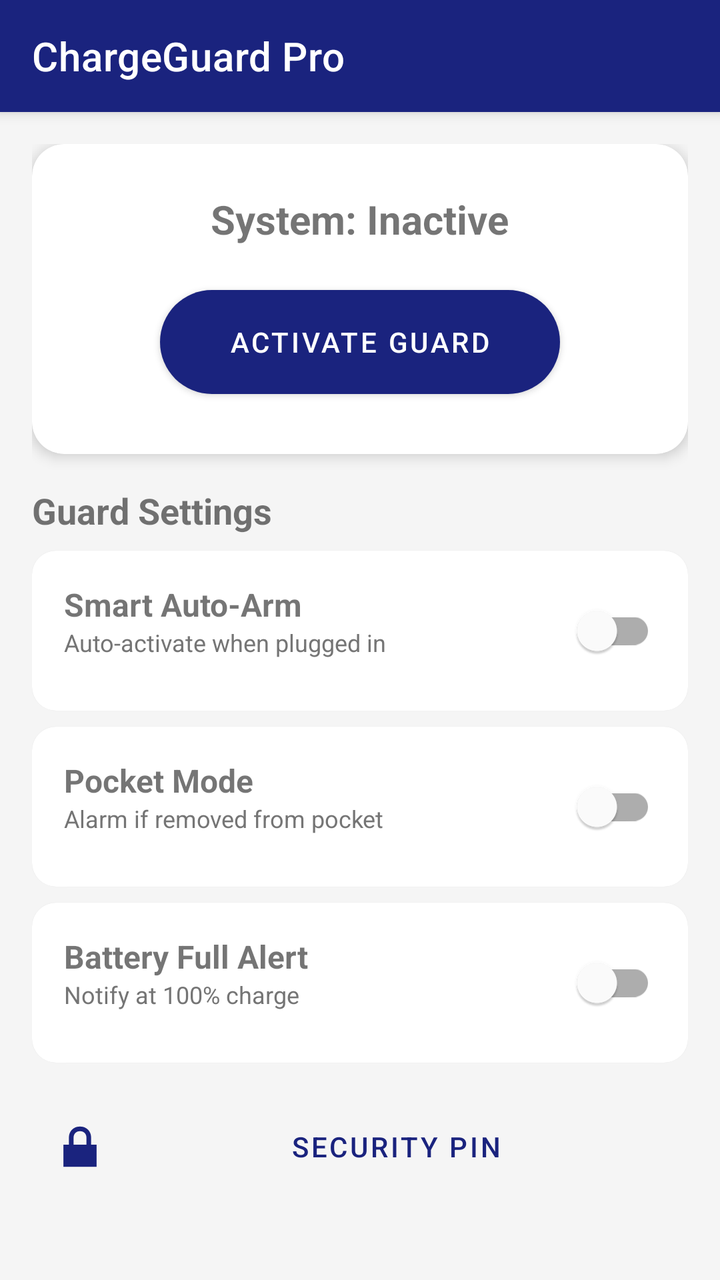
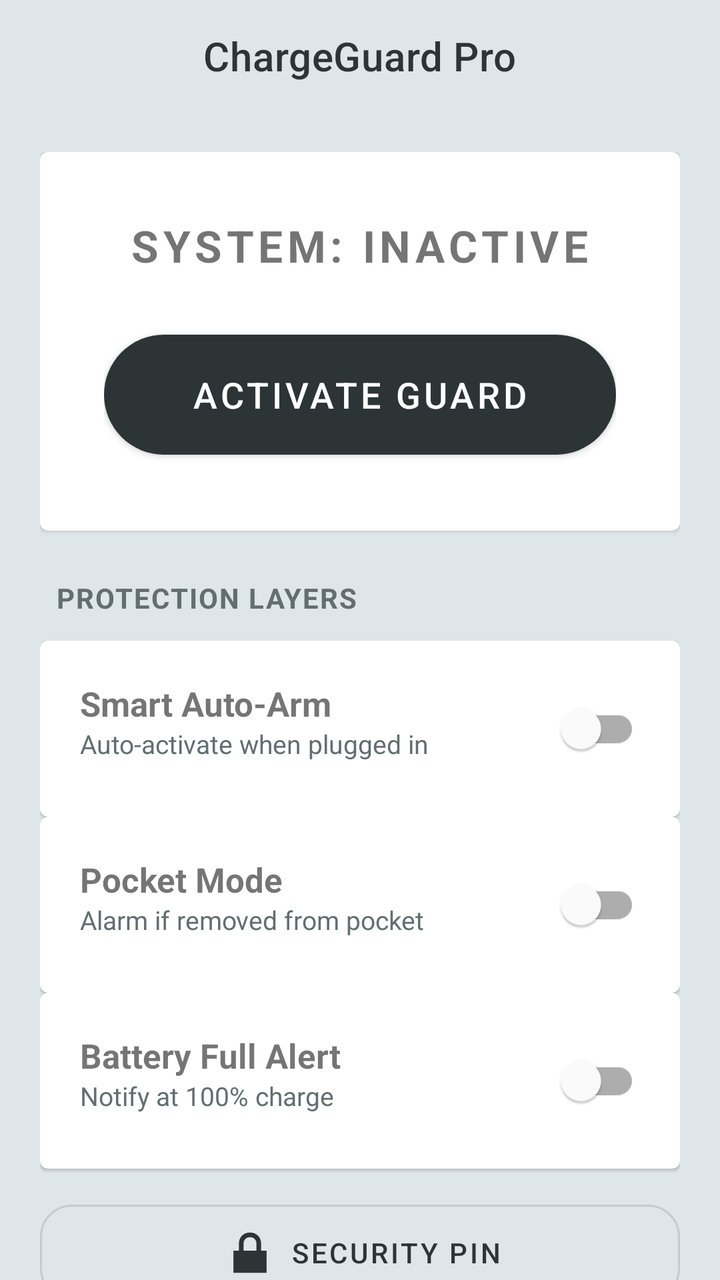

Compare the two renders of this Android layout. The source of the first and the diff that turns it into the second are given below.
<!-- AndroidManifest.xml: application theme Theme.ChargeGuard -->
<!-- res/layout/activity_main.xml -->
<?xml version="1.0" encoding="utf-8"?>
<androidx.coordinatorlayout.widget.CoordinatorLayout xmlns:android="http://schemas.android.com/apk/res/android"
    xmlns:app="http://schemas.android.com/apk/res-auto"
    xmlns:tools="http://schemas.android.com/tools"
    android:layout_width="match_parent"
    android:layout_height="match_parent"
    tools:context=".MainActivity">

    <com.google.android.material.appbar.AppBarLayout
        android:layout_width="match_parent"
        android:layout_height="wrap_content">

        <com.google.android.material.appbar.MaterialToolbar
            android:id="@+id/toolbar"
            android:layout_width="match_parent"
            android:layout_height="?attr/actionBarSize"
            android:background="?attr/colorPrimary"
            app:title="@string/app_name"
            app:titleTextColor="@color/white" />
    </com.google.android.material.appbar.AppBarLayout>

    <androidx.core.widget.NestedScrollView
        android:layout_width="match_parent"
        android:layout_height="match_parent"
        app:layout_behavior="@string/appbar_scrolling_view_behavior">

        <LinearLayout
            android:layout_width="match_parent"
            android:layout_height="wrap_content"
            android:orientation="vertical"
            android:padding="16dp">

            
            <com.google.android.material.card.MaterialCardView
                android:layout_width="match_parent"
                android:layout_height="wrap_content"
                android:layout_marginBottom="16dp"
                app:cardCornerRadius="16dp"
                app:cardElevation="4dp">

                <LinearLayout
                    android:layout_width="match_parent"
                    android:layout_height="wrap_content"
                    android:gravity="center"
                    android:orientation="vertical"
                    android:padding="24dp">

                    <TextView
                        android:id="@+id/tvStatus"
                        android:layout_width="wrap_content"
                        android:layout_height="wrap_content"
                        android:text="@string/status_off"
                        android:textSize="20sp"
                        android:textStyle="bold" />

                    <com.google.android.material.button.MaterialButton
                        android:id="@+id/btnToggle"
                        android:layout_width="200dp"
                        android:layout_height="64dp"
                        android:layout_marginTop="16dp"
                        android:text="@string/turn_on"
                        app:cornerRadius="32dp" />
                </LinearLayout>
            </com.google.android.material.card.MaterialCardView>

            <TextView
                android:layout_width="wrap_content"
                android:layout_height="wrap_content"
                android:layout_marginBottom="8dp"
                android:text="@string/settings_title"
                android:textSize="18sp"
                android:textStyle="bold" />

            
            <com.google.android.material.card.MaterialCardView
                android:layout_width="match_parent"
                android:layout_height="wrap_content"
                android:layout_marginBottom="8dp"
                app:cardCornerRadius="12dp">

                <RelativeLayout
                    android:layout_width="match_parent"
                    android:layout_height="wrap_content"
                    android:padding="16dp">

                    <LinearLayout
                        android:layout_width="wrap_content"
                        android:layout_height="wrap_content"
                        android:layout_alignParentStart="true"
                        android:layout_toStartOf="@+id/switchAutoArm"
                        android:orientation="vertical">

                        <TextView
                            android:layout_width="wrap_content"
                            android:layout_height="wrap_content"
                            android:text="@string/smart_auto_arm"
                            android:textSize="16sp"
                            android:textStyle="bold" />

                        <TextView
                            android:layout_width="wrap_content"
                            android:layout_height="wrap_content"
                            android:text="@string/smart_auto_arm_desc"
                            android:textSize="12sp"
                            android:textColor="@color/text_sub" />
                    </LinearLayout>

                    <com.google.android.material.switchmaterial.SwitchMaterial
                        android:id="@+id/switchAutoArm"
                        android:layout_width="wrap_content"
                        android:layout_height="wrap_content"
                        android:layout_alignParentEnd="true"
                        android:layout_centerVertical="true" />
                </RelativeLayout>
            </com.google.android.material.card.MaterialCardView>

            
            <com.google.android.material.card.MaterialCardView
                android:layout_width="match_parent"
                android:layout_height="wrap_content"
                android:layout_marginBottom="8dp"
                app:cardCornerRadius="12dp">

                <RelativeLayout
                    android:layout_width="match_parent"
                    android:layout_height="wrap_content"
                    android:padding="16dp">

                    <LinearLayout
                        android:layout_width="wrap_content"
                        android:layout_height="wrap_content"
                        android:layout_alignParentStart="true"
                        android:layout_toStartOf="@+id/switchPocketMode"
                        android:orientation="vertical">

                        <TextView
                            android:layout_width="wrap_content"
                            android:layout_height="wrap_content"
                            android:text="@string/pocket_mode"
                            android:textSize="16sp"
                            android:textStyle="bold" />

                        <TextView
                            android:layout_width="wrap_content"
                            android:layout_height="wrap_content"
                            android:text="@string/pocket_mode_desc"
                            android:textSize="12sp"
                            android:textColor="@color/text_sub" />
                    </LinearLayout>

                    <com.google.android.material.switchmaterial.SwitchMaterial
                        android:id="@+id/switchPocketMode"
                        android:layout_width="wrap_content"
                        android:layout_height="wrap_content"
                        android:layout_alignParentEnd="true"
                        android:layout_centerVertical="true" />
                </RelativeLayout>
            </com.google.android.material.card.MaterialCardView>

            
            <com.google.android.material.card.MaterialCardView
                android:layout_width="match_parent"
                android:layout_height="wrap_content"
                android:layout_marginBottom="16dp"
                app:cardCornerRadius="12dp">

                <RelativeLayout
                    android:layout_width="match_parent"
                    android:layout_height="wrap_content"
                    android:padding="16dp">

                    <LinearLayout
                        android:layout_width="wrap_content"
                        android:layout_height="wrap_content"
                        android:layout_alignParentStart="true"
                        android:layout_toStartOf="@+id/switchBatteryAlert"
                        android:orientation="vertical">

                        <TextView
                            android:layout_width="wrap_content"
                            android:layout_height="wrap_content"
                            android:text="@string/battery_full_alert"
                            android:textSize="16sp"
                            android:textStyle="bold" />

                        <TextView
                            android:layout_width="wrap_content"
                            android:layout_height="wrap_content"
                            android:text="@string/battery_full_alert_desc"
                            android:textSize="12sp"
                            android:textColor="@color/text_sub" />
                    </LinearLayout>

                    <com.google.android.material.switchmaterial.SwitchMaterial
                        android:id="@+id/switchBatteryAlert"
                        android:layout_width="wrap_content"
                        android:layout_height="wrap_content"
                        android:layout_alignParentEnd="true"
                        android:layout_centerVertical="true" />
                </RelativeLayout>
            </com.google.android.material.card.MaterialCardView>

            <com.google.android.material.button.MaterialButton
                android:id="@+id/btnSetupPin"
                style="@style/Widget.MaterialComponents.Button.TextButton"
                android:layout_width="match_parent"
                android:layout_height="wrap_content"
                android:text="@string/pin_setup_title"
                app:icon="@android:drawable/ic_lock_lock" />

        </LinearLayout>
    </androidx.core.widget.NestedScrollView>

</androidx.coordinatorlayout.widget.CoordinatorLayout>
<!-- resources referenced by this layout -->
<resources>
  <color name="text_sub">#757575</color>
  <color name="white">#FFFFFF</color>
  <string name="app_name">ChargeGuard Pro</string>
  <string name="battery_full_alert">Battery Full Alert</string>
  <string name="battery_full_alert_desc">Notify at 100% charge</string>
  <string name="pin_setup_title">Security PIN</string>
  <string name="pocket_mode">Pocket Mode</string>
  <string name="pocket_mode_desc">Alarm if removed from pocket</string>
  <string name="settings_title">Guard Settings</string>
  <string name="smart_auto_arm">Smart Auto-Arm</string>
  <string name="smart_auto_arm_desc">Auto-activate when plugged in</string>
  <string name="status_off">System: Inactive</string>
  <string name="turn_on">Activate Guard</string>
  <style name="Theme.ChargeGuard" parent="Theme.MaterialComponents.DayNight.NoActionBar">
          <item name="colorPrimary">@color/primary</item>
          <item name="colorPrimaryVariant">@color/primary_dark</item>
          <item name="colorOnPrimary">@color/white</item>
          <item name="colorSecondary">@color/accent</item>
          <item name="colorOnSecondary">@color/white</item>
          <item name="android:statusBarColor">@color/primary_dark</item>
          <item name="android:windowBackground">@color/bg_light</item>
      </style>
  <color name="primary">#1A237E</color>
  <color name="primary_dark">#000051</color>
  <color name="accent">#FF4081</color>
  <color name="bg_light">#F5F5F5</color>
</resources>

<!-- the commit's change to res/layout/activity_main.xml (unified diff, before → after) -->
@@ -8,15 +8,17 @@
 
     <com.google.android.material.appbar.AppBarLayout
         android:layout_width="match_parent"
-        android:layout_height="wrap_content">
+        android:layout_height="wrap_content"
+        android:background="@android:color/transparent"
+        app:elevation="0dp">
 
         <com.google.android.material.appbar.MaterialToolbar
             android:id="@+id/toolbar"
             android:layout_width="match_parent"
             android:layout_height="?attr/actionBarSize"
-            android:background="?attr/colorPrimary"
             app:title="@string/app_name"
-            app:titleTextColor="@color/white" />
+            app:titleCentered="true"
+            app:titleTextColor="@color/primary" />
     </com.google.android.material.appbar.AppBarLayout>
 
     <androidx.core.widget.NestedScrollView
@@ -28,185 +30,97 @@
             android:layout_width="match_parent"
             android:layout_height="wrap_content"
             android:orientation="vertical"
-            android:padding="16dp">
+            android:padding="20dp">
 
             
             <com.google.android.material.card.MaterialCardView
                 android:layout_width="match_parent"
                 android:layout_height="wrap_content"
-                android:layout_marginBottom="16dp"
-                app:cardCornerRadius="16dp"
-                app:cardElevation="4dp">
+                android:layout_marginBottom="24dp"
+                app:cardBackgroundColor="@color/white"
+                app:contentPadding="32dp">
 
                 <LinearLayout
                     android:layout_width="match_parent"
                     android:layout_height="wrap_content"
                     android:gravity="center"
-                    android:orientation="vertical"
-                    android:padding="24dp">
+                    android:orientation="vertical">
 
                     <TextView
                         android:id="@+id/tvStatus"
                         android:layout_width="wrap_content"
                         android:layout_height="wrap_content"
                         android:text="@string/status_off"
-                        android:textSize="20sp"
+                        android:textAllCaps="true"
+                        android:letterSpacing="0.1"
+                        android:textSize="22sp"
                         android:textStyle="bold" />
 
                     <com.google.android.material.button.MaterialButton
                         android:id="@+id/btnToggle"
-                        android:layout_width="200dp"
-                        android:layout_height="64dp"
-                        android:layout_marginTop="16dp"
+                        android:layout_width="match_parent"
+                        android:layout_height="72dp"
+                        android:layout_marginTop="24dp"
                         android:text="@string/turn_on"
-                        app:cornerRadius="32dp" />
+                        android:textSize="18sp"
+                        app:cornerRadius="36dp"
+                        app:elevation="8dp" />
                 </LinearLayout>
             </com.google.android.material.card.MaterialCardView>
 
             <TextView
                 android:layout_width="wrap_content"
                 android:layout_height="wrap_content"
-                android:layout_marginBottom="8dp"
-                android:text="@string/settings_title"
-                android:textSize="18sp"
-                android:textStyle="bold" />
+                android:layout_marginStart="8dp"
+                android:layout_marginBottom="12dp"
+                android:text="Protection Layers"
+                android:textAllCaps="true"
+                android:letterSpacing="0.05"
+                android:textSize="14sp"
+                android:textStyle="bold"
+                android:textColor="@color/text_sub" />
 
             
-            <com.google.android.material.card.MaterialCardView
-                android:layout_width="match_parent"
-                android:layout_height="wrap_content"
-                android:layout_marginBottom="8dp"
-                app:cardCornerRadius="12dp">
-
-                <RelativeLayout
-                    android:layout_width="match_parent"
-                    android:layout_height="wrap_content"
-                    android:padding="16dp">
-
-                    <LinearLayout
-                        android:layout_width="wrap_content"
-                        android:layout_height="wrap_content"
-                        android:layout_alignParentStart="true"
-                        android:layout_toStartOf="@+id/switchAutoArm"
-                        android:orientation="vertical">
-
-                        <TextView
-                            android:layout_width="wrap_content"
-                            android:layout_height="wrap_content"
-                            android:text="@string/smart_auto_arm"
-                            android:textSize="16sp"
-                            android:textStyle="bold" />
-
-                        <TextView
-                            android:layout_width="wrap_content"
-                            android:layout_height="wrap_content"
-                            android:text="@string/smart_auto_arm_desc"
-                            android:textSize="12sp"
-                            android:textColor="@color/text_sub" />
+            <com.google.android.material.card.MaterialCardView android:layout_width="match_parent" android:layout_height="wrap_content">
+                <RelativeLayout android:layout_width="match_parent" android:layout_height="wrap_content" android:padding="20dp">
+                    <LinearLayout android:layout_width="wrap_content" android:layout_height="wrap_content" android:layout_alignParentStart="true" android:layout_toStartOf="@+id/switchAutoArm" android:orientation="vertical">
+                        <TextView android:layout_width="wrap_content" android:layout_height="wrap_content" android:text="@string/smart_auto_arm" android:textSize="17sp" android:textStyle="bold" />
+                        <TextView android:layout_width="wrap_content" android:layout_height="wrap_content" android:text="@string/smart_auto_arm_desc" android:textSize="13sp" android:textColor="@color/text_sub" />
                     </LinearLayout>
-
-                    <com.google.android.material.switchmaterial.SwitchMaterial
-                        android:id="@+id/switchAutoArm"
-                        android:layout_width="wrap_content"
-                        android:layout_height="wrap_content"
-                        android:layout_alignParentEnd="true"
-                        android:layout_centerVertical="true" />
+                    <com.google.android.material.switchmaterial.SwitchMaterial android:id="@+id/switchAutoArm" android:layout_width="wrap_content" android:layout_height="wrap_content" android:layout_alignParentEnd="true" android:layout_centerVertical="true" />
                 </RelativeLayout>
             </com.google.android.material.card.MaterialCardView>
 
-            
-            <com.google.android.material.card.MaterialCardView
-                android:layout_width="match_parent"
-                android:layout_height="wrap_content"
-                android:layout_marginBottom="8dp"
-                app:cardCornerRadius="12dp">
-
-                <RelativeLayout
-                    android:layout_width="match_parent"
-                    android:layout_height="wrap_content"
-                    android:padding="16dp">
-
-                    <LinearLayout
-                        android:layout_width="wrap_content"
-                        android:layout_height="wrap_content"
-                        android:layout_alignParentStart="true"
-                        android:layout_toStartOf="@+id/switchPocketMode"
-                        android:orientation="vertical">
-
-                        <TextView
-                            android:layout_width="wrap_content"
-                            android:layout_height="wrap_content"
-                            android:text="@string/pocket_mode"
-                            android:textSize="16sp"
-                            android:textStyle="bold" />
-
-                        <TextView
-                            android:layout_width="wrap_content"
-                            android:layout_height="wrap_content"
-                            android:text="@string/pocket_mode_desc"
-                            android:textSize="12sp"
-                            android:textColor="@color/text_sub" />
+            <com.google.android.material.card.MaterialCardView android:layout_width="match_parent" android:layout_height="wrap_content">
+                <RelativeLayout android:layout_width="match_parent" android:layout_height="wrap_content" android:padding="20dp">
+                    <LinearLayout android:layout_width="wrap_content" android:layout_height="wrap_content" android:layout_alignParentStart="true" android:layout_toStartOf="@+id/switchPocketMode" android:orientation="vertical">
+                        <TextView android:layout_width="wrap_content" android:layout_height="wrap_content" android:text="@string/pocket_mode" android:textSize="17sp" android:textStyle="bold" />
+                        <TextView android:layout_width="wrap_content" android:layout_height="wrap_content" android:text="@string/pocket_mode_desc" android:textSize="13sp" android:textColor="@color/text_sub" />
                     </LinearLayout>
-
-                    <com.google.android.material.switchmaterial.SwitchMaterial
-                        android:id="@+id/switchPocketMode"
-                        android:layout_width="wrap_content"
-                        android:layout_height="wrap_content"
-                        android:layout_alignParentEnd="true"
-                        android:layout_centerVertical="true" />
+                    <com.google.android.material.switchmaterial.SwitchMaterial android:id="@+id/switchPocketMode" android:layout_width="wrap_content" android:layout_height="wrap_content" android:layout_alignParentEnd="true" android:layout_centerVertical="true" />
                 </RelativeLayout>
             </com.google.android.material.card.MaterialCardView>
 
-            
-            <com.google.android.material.card.MaterialCardView
-                android:layout_width="match_parent"
-                android:layout_height="wrap_content"
-                android:layout_marginBottom="16dp"
-                app:cardCornerRadius="12dp">
-
-                <RelativeLayout
-                    android:layout_width="match_parent"
-                    android:layout_height="wrap_content"
-                    android:padding="16dp">
-
-                    <LinearLayout
-                        android:layout_width="wrap_content"
-                        android:layout_height="wrap_content"
-                        android:layout_alignParentStart="true"
-                        android:layout_toStartOf="@+id/switchBatteryAlert"
-                        android:orientation="vertical">
-
-                        <TextView
-                            android:layout_width="wrap_content"
-                            android:layout_height="wrap_content"
-                            android:text="@string/battery_full_alert"
-                            android:textSize="16sp"
-                            android:textStyle="bold" />
-
-                        <TextView
-                            android:layout_width="wrap_content"
-                            android:layout_height="wrap_content"
-                            android:text="@string/battery_full_alert_desc"
-                            android:textSize="12sp"
-                            android:textColor="@color/text_sub" />
+            <com.google.android.material.card.MaterialCardView android:layout_width="match_parent" android:layout_height="wrap_content">
+                <RelativeLayout android:layout_width="match_parent" android:layout_height="wrap_content" android:padding="20dp">
+                    <LinearLayout android:layout_width="wrap_content" android:layout_height="wrap_content" android:layout_alignParentStart="true" android:layout_toStartOf="@+id/switchBatteryAlert" android:orientation="vertical">
+                        <TextView android:layout_width="wrap_content" android:layout_height="wrap_content" android:text="@string/battery_full_alert" android:textSize="17sp" android:textStyle="bold" />
+                        <TextView android:layout_width="wrap_content" android:layout_height="wrap_content" android:text="@string/battery_full_alert_desc" android:textSize="13sp" android:textColor="@color/text_sub" />
                     </LinearLayout>
-
-                    <com.google.android.material.switchmaterial.SwitchMaterial
-                        android:id="@+id/switchBatteryAlert"
-                        android:layout_width="wrap_content"
-                        android:layout_height="wrap_content"
-                        android:layout_alignParentEnd="true"
-                        android:layout_centerVertical="true" />
+                    <com.google.android.material.switchmaterial.SwitchMaterial android:id="@+id/switchBatteryAlert" android:layout_width="wrap_content" android:layout_height="wrap_content" android:layout_alignParentEnd="true" android:layout_centerVertical="true" />
                 </RelativeLayout>
             </com.google.android.material.card.MaterialCardView>
 
             <com.google.android.material.button.MaterialButton
                 android:id="@+id/btnSetupPin"
-                style="@style/Widget.MaterialComponents.Button.TextButton"
+                style="@style/Widget.MaterialComponents.Button.OutlinedButton"
                 android:layout_width="match_parent"
-                android:layout_height="wrap_content"
+                android:layout_height="60dp"
+                android:layout_marginTop="12dp"
                 android:text="@string/pin_setup_title"
-                app:icon="@android:drawable/ic_lock_lock" />
+                app:cornerRadius="16dp"
+                app:icon="@android:drawable/ic_lock_lock"
+                app:iconGravity="textStart" />
 
         </LinearLayout>
     </androidx.core.widget.NestedScrollView>
<!-- resource entries referenced after the edit -->
@@ -1,6 +1,7 @@
 <!-- resources referenced by this layout -->
 <resources>
-  <color name="text_sub">#757575</color>
+  <color name="primary">#2D3436</color>
+  <color name="text_sub">#636E72</color>
   <color name="white">#FFFFFF</color>
   <string name="app_name">ChargeGuard Pro</string>
   <string name="battery_full_alert">Battery Full Alert</string>
@@ -8,12 +9,11 @@
   <string name="pin_setup_title">Security PIN</string>
   <string name="pocket_mode">Pocket Mode</string>
   <string name="pocket_mode_desc">Alarm if removed from pocket</string>
-  <string name="settings_title">Guard Settings</string>
   <string name="smart_auto_arm">Smart Auto-Arm</string>
   <string name="smart_auto_arm_desc">Auto-activate when plugged in</string>
   <string name="status_off">System: Inactive</string>
   <string name="turn_on">Activate Guard</string>
-  <style name="Theme.ChargeGuard" parent="Theme.MaterialComponents.DayNight.NoActionBar">
+  <style name="Theme.ChargeGuard" parent="Theme.MaterialComponents.Light.NoActionBar">
           <item name="colorPrimary">@color/primary</item>
           <item name="colorPrimaryVariant">@color/primary_dark</item>
           <item name="colorOnPrimary">@color/white</item>
@@ -21,10 +21,15 @@
           <item name="colorOnSecondary">@color/white</item>
           <item name="android:statusBarColor">@color/primary_dark</item>
           <item name="android:windowBackground">@color/bg_light</item>
+          <item name="cardViewStyle">@style/CustomCardView</item>
       </style>
-  <color name="primary">#1A237E</color>
-  <color name="primary_dark">#000051</color>
-  <color name="accent">#FF4081</color>
-  <color name="bg_light">#F5F5F5</color>
+  <color name="primary_dark">#000000</color>
+  <color name="accent">#0984E3</color>
+  <color name="bg_light">#DFE6E9</color>
+  <style name="CustomCardView" parent="Widget.MaterialComponents.CardView">
+          <item name="cardCornerRadius">20dp</item>
+          <item name="cardElevation">6dp</item>
+          <item name="android:layout_marginBottom">12dp</item>
+      </style>
 </resources>
 
